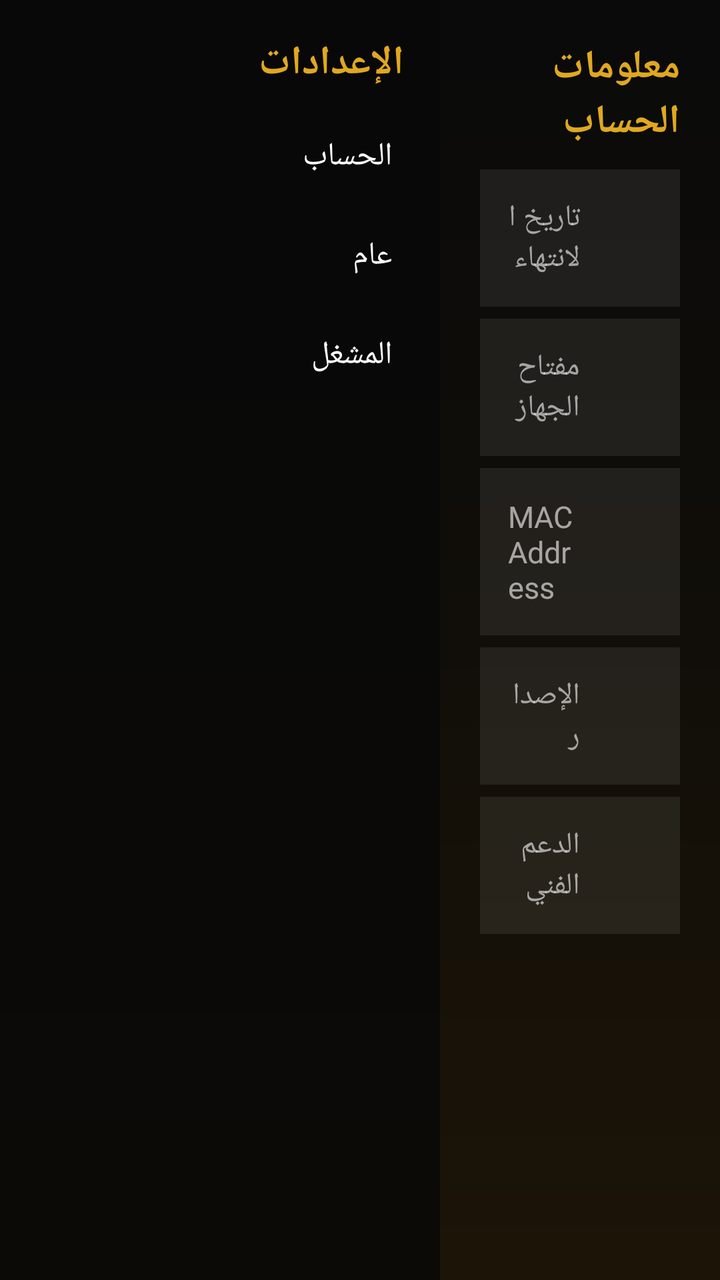
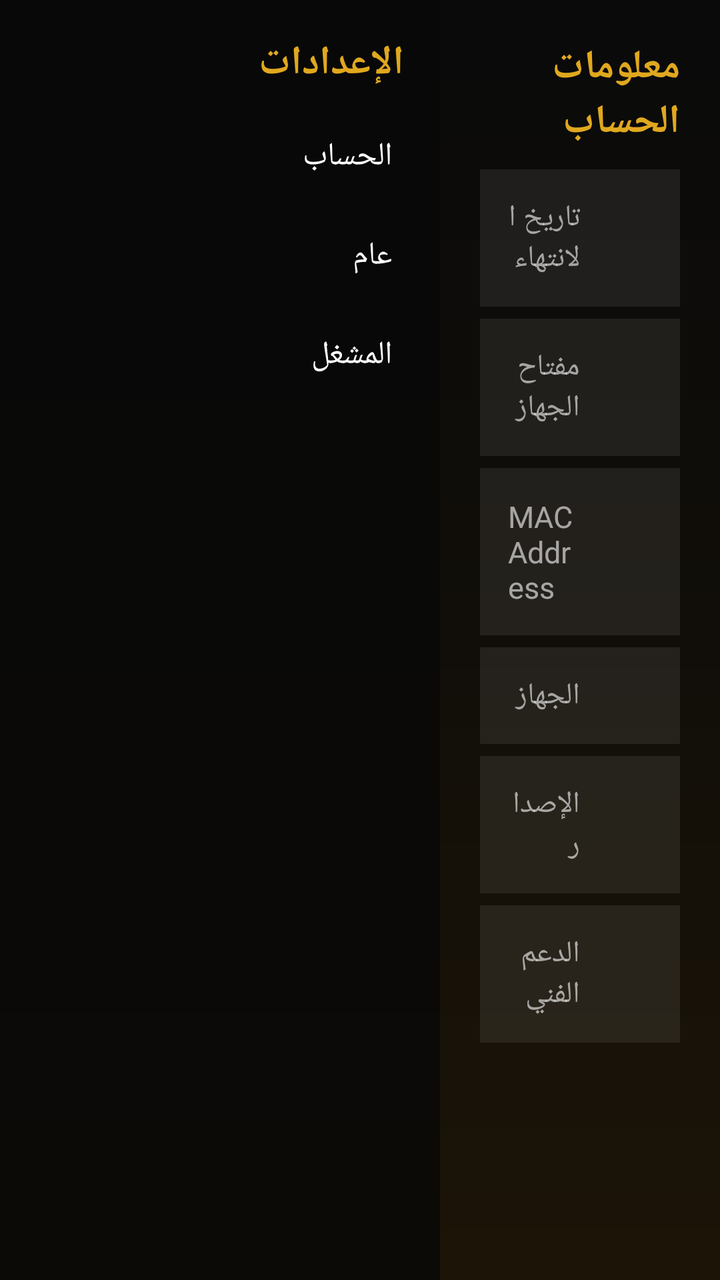

Before-and-after screenshots of an Android layout around one commit, followed by the original layout XML and the change that was made.
<!-- AndroidManifest.xml: application theme Theme.IPTVPlayer -->
<!-- res/layout/activity_settings.xml -->
<?xml version="1.0" encoding="utf-8"?>
<LinearLayout xmlns:android="http://schemas.android.com/apk/res/android" xmlns:app="http://schemas.android.com/apk/res-auto" android:layout_width="match_parent" android:layout_height="match_parent" android:background="@drawable/bg_app_gradient" android:layoutDirection="ltr" android:orientation="horizontal">
<LinearLayout android:layout_width="220dp" android:layout_height="match_parent" android:background="#CC080808" android:orientation="vertical" android:padding="10dp">
<TextView android:layout_width="match_parent" android:layout_height="wrap_content" android:padding="8dp" android:text="الإعدادات" android:textColor="#E0A81E" android:textSize="20sp" android:textStyle="bold" />
<TextView android:id="@+id/tabAccount" android:layout_width="match_parent" android:layout_height="wrap_content" android:background="@drawable/bg_row" android:clickable="true" android:focusable="true" android:padding="14dp" android:text="الحساب" android:textColor="#FFFFFF" android:textSize="16sp" />
<TextView android:id="@+id/tabGeneral" android:layout_width="match_parent" android:layout_height="wrap_content" android:background="@drawable/bg_row" android:clickable="true" android:focusable="true" android:padding="14dp" android:text="عام" android:textColor="#FFFFFF" android:textSize="16sp" />
<TextView android:id="@+id/tabPlayer" android:layout_width="match_parent" android:layout_height="wrap_content" android:background="@drawable/bg_row" android:clickable="true" android:focusable="true" android:padding="14dp" android:text="المشغل" android:textColor="#FFFFFF" android:textSize="16sp" />
</LinearLayout>
<FrameLayout android:layout_width="0dp" android:layout_height="match_parent" android:layout_weight="1" android:padding="20dp">
<ScrollView android:id="@+id/paneAccount" android:layout_width="match_parent" android:layout_height="match_parent"><LinearLayout android:layout_width="match_parent" android:layout_height="wrap_content" android:orientation="vertical">
<TextView android:layout_width="wrap_content" android:layout_height="wrap_content" android:layout_marginBottom="10dp" android:text="معلومات الحساب" android:textColor="#E0A81E" android:textSize="20sp" android:textStyle="bold" />
<LinearLayout style="@style/SettingRow"><TextView style="@style/SettingLabel" android:text="تاريخ الانتهاء" /><TextView android:id="@+id/vExpiry" style="@style/SettingValue" /></LinearLayout>
<LinearLayout style="@style/SettingRow"><TextView style="@style/SettingLabel" android:text="مفتاح الجهاز" /><TextView android:id="@+id/vKey" style="@style/SettingValue" /></LinearLayout>
<LinearLayout style="@style/SettingRow"><TextView style="@style/SettingLabel" android:text="MAC Address" /><TextView android:id="@+id/vMac" style="@style/SettingValue" /></LinearLayout>
<LinearLayout style="@style/SettingRow"><TextView style="@style/SettingLabel" android:text="الإصدار" /><TextView android:id="@+id/vVersion" style="@style/SettingValue" /></LinearLayout>
<LinearLayout style="@style/SettingRow"><TextView style="@style/SettingLabel" android:text="الدعم الفني" /><TextView android:id="@+id/vPhone" style="@style/SettingValue" /></LinearLayout>
</LinearLayout></ScrollView>
<LinearLayout android:id="@+id/paneGeneral" android:layout_width="match_parent" android:layout_height="match_parent" android:orientation="vertical" android:visibility="gone">
<TextView android:id="@+id/btnLang" style="@style/SettingBtn" android:text="تغيير اللغة" />
<TextView android:id="@+id/btnTheme" style="@style/SettingBtn" android:text="الوضع الليلي / النهاري" />
<TextView android:id="@+id/btnSupport" style="@style/SettingBtn" android:text="الدعم الفني (واتساب)" />
<TextView android:id="@+id/btnLogout" style="@style/SettingBtn" android:text="تسجيل الخروج" android:textColor="#FF5252" />
</LinearLayout>
<LinearLayout android:id="@+id/panePlayer" android:layout_width="match_parent" android:layout_height="match_parent" android:orientation="vertical" android:visibility="gone">
<androidx.appcompat.widget.SwitchCompat android:id="@+id/swAuto" android:layout_width="match_parent" android:layout_height="wrap_content" android:background="@drawable/bg_row" android:focusable="true" android:padding="16dp" android:text="تشغيل آخر قناة تلقائياً" android:textColor="#FFFFFF" android:textSize="16sp" />
</LinearLayout>
</FrameLayout>
</LinearLayout>
<!-- resources referenced by this layout -->
<resources>
  <!-- drawable bg_app_gradient (drawable) -->
  <?xml version="1.0" encoding="utf-8"?>
  <shape xmlns:android="http://schemas.android.com/apk/res/android" android:shape="rectangle"><gradient android:angle="270" android:startColor="#0A0A0A" android:centerColor="#110E09" android:endColor="#1C1407" /></shape>
  <!-- drawable bg_row (drawable) -->
  <?xml version="1.0" encoding="utf-8"?>
  <selector xmlns:android="http://schemas.android.com/apk/res/android">
  <item android:state_focused="true"><shape android:shape="rectangle"><solid android:color="#55E0A81E" /><corners android:radius="8dp" /></shape></item>
  <item android:state_selected="true"><shape android:shape="rectangle"><solid android:color="#66C62828" /><corners android:radius="8dp" /></shape></item>
  <item><shape android:shape="rectangle"><solid android:color="#00000000" /></shape></item>
  </selector>
  <style name="SettingBtn"><item name="android:layout_width">match_parent</item><item name="android:layout_height">wrap_content</item><item name="android:background">@drawable/bg_row</item><item name="android:clickable">true</item><item name="android:focusable">true</item><item name="android:padding">16dp</item><item name="android:layout_marginBottom">6dp</item><item name="android:textColor">#FFFFFF</item><item name="android:textSize">16sp</item></style>
  <style name="SettingLabel"><item name="android:layout_width">0dp</item><item name="android:layout_height">wrap_content</item><item name="android:layout_weight">1</item><item name="android:textColor">#99FFFFFF</item><item name="android:textSize">15sp</item></style>
  <style name="SettingRow"><item name="android:layout_width">match_parent</item><item name="android:layout_height">wrap_content</item><item name="android:orientation">horizontal</item><item name="android:background">#14FFFFFF</item><item name="android:padding">14dp</item><item name="android:layout_marginBottom">6dp</item></style>
  <style name="SettingValue"><item name="android:layout_width">0dp</item><item name="android:layout_height">wrap_content</item><item name="android:layout_weight">1</item><item name="android:textColor">#FFFFFF</item><item name="android:textSize">15sp</item><item name="android:textStyle">bold</item><item name="android:textDirection">ltr</item><item name="android:gravity">start</item></style>
  <color name="accent_primary">#FF00E676</color>
  <color name="accent_secondary">#FF00C853</color>
  <color name="bg_primary">#FF121212</color>
  <color name="bg_surface">#FF1E1E1E</color>
  <color name="text_primary">#FFFFFFFF</color>
  <color name="text_secondary">#FFB0B0B0</color>
  <color name="text_hint">#FF757575</color>
  <style name="DarkAlertDialog" parent="ThemeOverlay.MaterialComponents.MaterialAlertDialog">
          <item name="colorSurface">@color/bg_surface</item>
          <item name="colorOnSurface">@color/text_primary</item>
          <item name="android:background">@color/bg_surface</item>
          <item name="buttonBarPositiveButtonStyle">@style/AccentButtonStyle</item>
      </style>
  <style name="AccentButtonStyle" parent="Widget.MaterialComponents.Button.TextButton.Dialog">
          <item name="android:textColor">@color/accent_primary</item>
      </style>
  <!-- unchanged entries left out for length: 1 -->
</resources>

<!-- the commit's change to res/layout/activity_settings.xml (unified diff, before → after) -->
@@ -12,6 +12,7 @@
 <LinearLayout style="@style/SettingRow"><TextView style="@style/SettingLabel" android:text="تاريخ الانتهاء" /><TextView android:id="@+id/vExpiry" style="@style/SettingValue" /></LinearLayout>
 <LinearLayout style="@style/SettingRow"><TextView style="@style/SettingLabel" android:text="مفتاح الجهاز" /><TextView android:id="@+id/vKey" style="@style/SettingValue" /></LinearLayout>
 <LinearLayout style="@style/SettingRow"><TextView style="@style/SettingLabel" android:text="MAC Address" /><TextView android:id="@+id/vMac" style="@style/SettingValue" /></LinearLayout>
+<LinearLayout style="@style/SettingRow"><TextView style="@style/SettingLabel" android:text="الجهاز" /><TextView android:id="@+id/vDevice" style="@style/SettingValue" /></LinearLayout>
 <LinearLayout style="@style/SettingRow"><TextView style="@style/SettingLabel" android:text="الإصدار" /><TextView android:id="@+id/vVersion" style="@style/SettingValue" /></LinearLayout>
 <LinearLayout style="@style/SettingRow"><TextView style="@style/SettingLabel" android:text="الدعم الفني" /><TextView android:id="@+id/vPhone" style="@style/SettingValue" /></LinearLayout>
 </LinearLayout></ScrollView>
@@ -23,6 +24,7 @@
 </LinearLayout>
 <LinearLayout android:id="@+id/panePlayer" android:layout_width="match_parent" android:layout_height="match_parent" android:orientation="vertical" android:visibility="gone">
 <androidx.appcompat.widget.SwitchCompat android:id="@+id/swAuto" android:layout_width="match_parent" android:layout_height="wrap_content" android:background="@drawable/bg_row" android:focusable="true" android:padding="16dp" android:text="تشغيل آخر قناة تلقائياً" android:textColor="#FFFFFF" android:textSize="16sp" />
+<androidx.appcompat.widget.SwitchCompat android:id="@+id/swFill" android:layout_width="match_parent" android:layout_height="wrap_content" android:layout_marginTop="6dp" android:background="@drawable/bg_row" android:focusable="true" android:padding="16dp" android:text="ملء الشاشة في القنوات المباشرة" android:textColor="#FFFFFF" android:textSize="16sp" />
 </LinearLayout>
 </FrameLayout>
 </LinearLayout>
